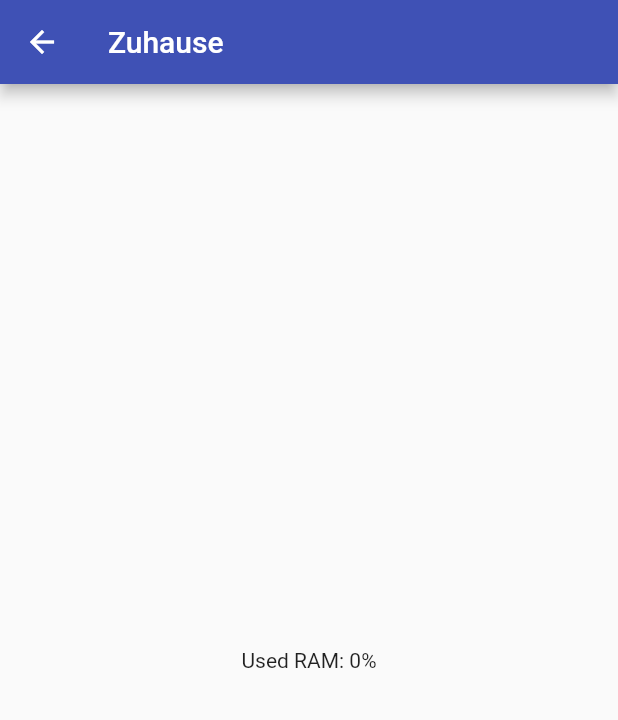
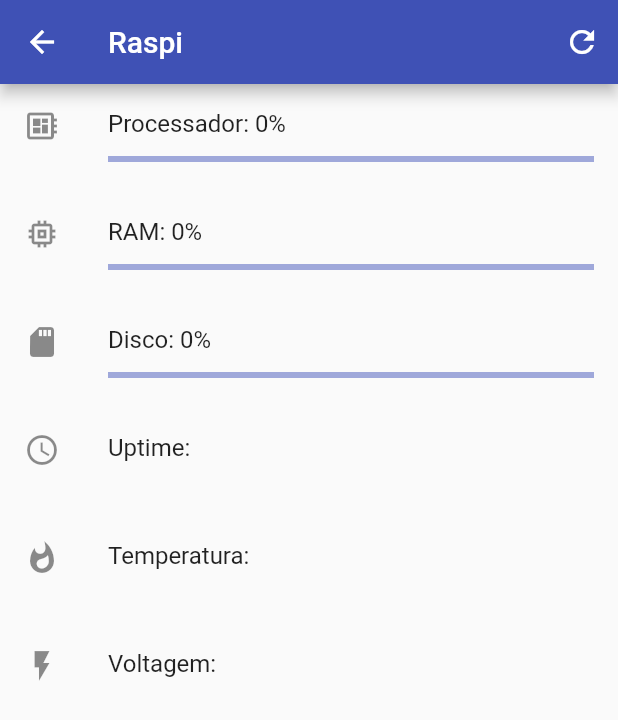
Before and after one commit to edufolly/zuhause-flutter, a Flutter app: the Home screen opened by its route, in the side drawer, after a tap on "Raspi", on a phone screen of 412 x 824 dp. Shown: the top 720 px of the screen. Run offline on Flutter 3.47's test engine with Material 2 defaults, Android fonts, the phone set to English and light mode, and no system bars; our stand-ins replace flutter_secure_storage; accounts and stored records are empty.

Commit message:
Implementação da API do Raspi.

```diff
--- a/lib/components/MyHttp.dart
+++ b/lib/components/MyHttp.dart
@@ -22,7 +22,7 @@ class MyHttp {
 
     var credentials = new HttpClientBasicCredentials(user.user, user.pass);
 
-    httpClient.addCredentials(Uri.parse(url), "basic", credentials);
+    httpClient.addCredentials(Uri.parse(url), 'basic', credentials);
 
     Map result;
 
--- a/lib/home.dart
+++ b/lib/home.dart
@@ -1,4 +1,5 @@
 import 'package:flutter/material.dart';
+import 'package:flutter_secure_storage/flutter_secure_storage.dart';
 import 'package:zuhause/components/BasicButton.dart';
 import 'package:zuhause/components/MyHttp.dart';
 import 'package:zuhause/raspi.dart';
@@ -13,12 +14,33 @@ class Home extends StatefulWidget {
 }
 
 class HomeState extends State<Home> {
+  int temp = 0;
+
+  @override
+  void initState() {
+    MyHttp.get('/api/temp/interna').then((result) {
+      if (result['success']) {
+        setState(() => temp = (result['data']['t'] as double).ceil());
+      }
+    });
+    super.initState();
+  }
+
   @override
   Widget build(BuildContext context) {
     return new Scaffold(
       drawer: _buildDrawer(context),
       appBar: new AppBar(
-        title: const Text("Zuhause"),
+        title: const Text('Zuhause'),
+        actions: <Widget>[
+          new FlatButton(
+            child: new Text(
+              '${temp.toString()}˚C',
+              style: new TextStyle(color: Colors.white),
+            ),
+            onPressed: () {},
+          ),
+        ],
       ),
       body: _buildBody(context),
     );
@@ -30,18 +52,21 @@ class HomeState extends State<Home> {
         children: <Widget>[
           new ListTile(
             leading: new Icon(Icons.home),
-            title: new Text("Home"),
+            title: new Text('Home'),
             selected: true,
           ),
           new ListTile(
             leading: new Icon(Icons.developer_board),
-            title: new Text("Raspi"),
-            onTap: () => Navigator.of(context).pushNamed(Raspi.routerName),
+            title: new Text('Raspi'),
+            onTap: () {
+              Navigator.of(context).pop();
+              Navigator.of(context).pushNamed(Raspi.routerName);
+            },
           ),
           new Divider(),
           new ListTile(
             leading: new Icon(Icons.exit_to_app),
-            title: new Text("Desconectar"),
+            title: new Text('Desconectar'),
             onTap: logout,
           ),
         ],
@@ -105,5 +130,10 @@ class HomeState extends State<Home> {
     print(result);
   }
 
-  void logout() {}
+  void logout() {
+    final storage = new FlutterSecureStorage();
+    storage.delete(key: 'server');
+    storage.delete(key: 'user');
+    storage.delete(key: 'pass');
+  }
 }
--- a/lib/login.dart
+++ b/lib/login.dart
@@ -48,7 +48,7 @@ class _LoginState extends State<Login> {
   Widget build(BuildContext context) {
     return new Scaffold(
       appBar: new AppBar(
-        title: const Text("Zuhause"),
+        title: const Text('Zuhause'),
       ),
       body: _buildBody(context),
     );
--- a/lib/main.dart
+++ b/lib/main.dart
@@ -7,7 +7,7 @@ class ZuhauseApp extends StatelessWidget {
   @override
   Widget build(BuildContext context) {
     return new MaterialApp(
-      title: "Zuhause",
+      title: 'Zuhause',
       debugShowCheckedModeBanner: false,
       theme: new ThemeData(
         primarySwatch: Colors.indigo,
--- a/lib/raspi.dart
+++ b/lib/raspi.dart
@@ -10,11 +10,16 @@ class Raspi extends StatefulWidget {
 }
 
 class RaspiState extends State<Raspi> {
+  int proc = 0;
   int usedRam = 0;
+  int disk = 0;
+  String uptime = '';
+  String temp = '';
+  String volts = '';
 
   @override
   void initState() {
-    testes();
+    refreshData();
     super.initState();
   }
 
@@ -22,25 +27,113 @@ class RaspiState extends State<Raspi> {
   Widget build(BuildContext context) {
     return new Scaffold(
       appBar: new AppBar(
-        title: const Text("Zuhause"),
+        title: const Text('Raspi'),
+        actions: <Widget>[
+          new IconButton(
+            icon: const Icon(Icons.refresh),
+            onPressed: refreshData,
+          ),
+        ],
       ),
       body: _buildBody(context),
     );
   }
 
   Widget _buildBody(BuildContext context) {
-    return new Center(
-      child: new Text("Used RAM: ${usedRam.toString()}%"),
+    return new ListView(
+      children: <Widget>[
+        new ListTile(
+          leading: const Icon(Icons.developer_board),
+          title: new Text('Processador: ${proc.toString()}%'),
+          subtitle: new LinearProgressIndicator(
+            value: proc * 0.01,
+          ),
+        ),
+        new ListTile(
+          leading: const Icon(Icons.memory),
+          title: new Text('RAM: ${usedRam.toString()}%'),
+          subtitle: new LinearProgressIndicator(
+            value: usedRam * 0.01,
+          ),
+        ),
+        new ListTile(
+          leading: const Icon(Icons.sd_storage),
+          title: new Text('Disco: ${disk.toString()}%'),
+          subtitle: new LinearProgressIndicator(
+            value: disk * 0.01,
+          ),
+        ),
+        new ListTile(
+          leading: const Icon(Icons.access_time),
+          title: const Text('Uptime:'),
+          subtitle: new Text(uptime),
+        ),
+        new ListTile(
+          leading: const Icon(Icons.whatshot),
+          title: const Text('Temperatura:'),
+          subtitle: new Text(temp),
+        ),
+        new ListTile(
+          leading: const Icon(Icons.flash_on),
+          title: const Text('Voltagem:'),
+          subtitle: new Text(volts),
+        ),
+      ],
     );
   }
 
-  void testes() {
-    MyHttp.get("/api/raspi/ram").then((result) {
-      print(result);
-      double used = double.parse(result['data'][0]['used']);
-      double total = double.parse(result['data'][0]['total']);
-      double value = used / total * 100;
-      setState(() => usedRam = value.ceil());
+  void refreshData() {
+    MyHttp.get('/api/raspi/proc').then((result) {
+      if (result['success']) {
+        for (Map data in result['data']) {
+          if (data['CPU'] == 'all') {
+            double idle = double.parse(data['%idle']);
+            setState(() => proc = (100.0 - idle).ceil());
+            break;
+          }
+        }
+      }
+    });
+
+    MyHttp.get('/api/raspi/ram').then((result) {
+      if (result['success']) {
+        double used = double.parse(result['data'][0]['used']);
+        double total = double.parse(result['data'][0]['total']);
+        double value = used / total * 100.0;
+        setState(() => usedRam = value.ceil());
+      }
+    });
+
+    MyHttp.get('/api/raspi/disk').then((result) {
+      if (result['success']) {
+        for (Map data in result['data']) {
+          if (data['Mounted on'] == '/') {
+            int used = int.parse(data['Used']);
+            int available = int.parse(data['Available']);
+            double value = used / (used + available) * 100.0;
+            setState(() => disk = value.ceil());
+            break;
+          }
+        }
+      }
+    });
+
+    MyHttp.get('/api/raspi/uptime').then((result) {
+      if (result['success']) {
+        setState(() => uptime = result['data']['uptime']);
+      }
+    });
+
+    MyHttp.get('/api/raspi/temp').then((result) {
+      if (result['success']) {
+        setState(() => temp = result['data']['raw']);
+      }
+    });
+
+    MyHttp.get('/api/raspi/volts').then((result) {
+      if (result['success']) {
+        setState(() => volts = result['data']['raw']);
+      }
     });
   }
 }
```
